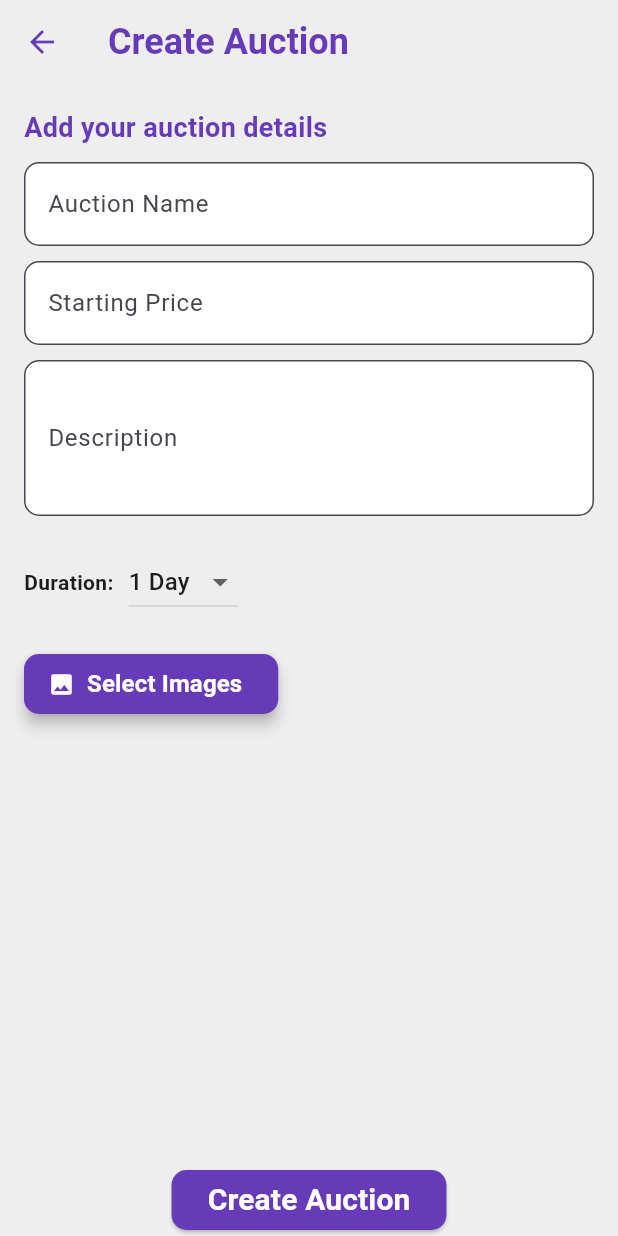
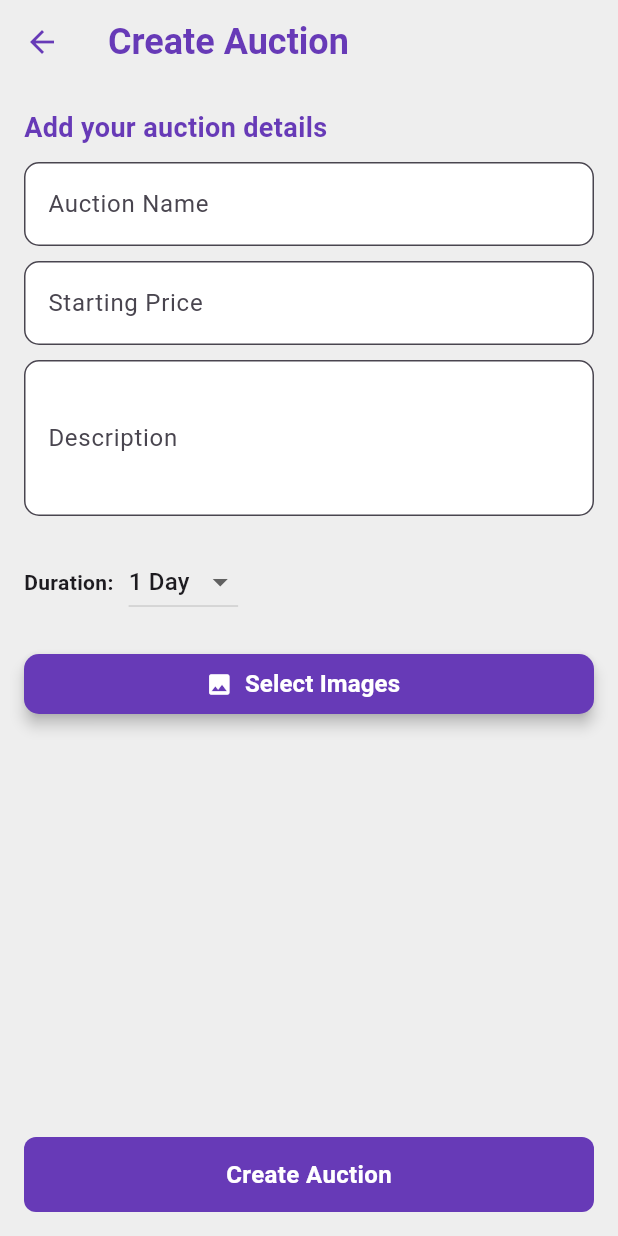
Before and after one commit to BerkaySimsek1/collectionapp, a Flutter app: the AuctionUploadScreen screen opened directly, on a phone screen of 412 x 824 dp. Run offline on Flutter 3.47's test engine with Material 3 defaults, Android fonts, the phone set to English and light mode, and no system bars; our stand-ins replace cloud_firestore, firebase_auth, firebase_core, firebase_storage, google_fonts, image_picker and 1 more; accounts and stored records are empty; generated files the repository leaves out were written again.

Commit message:
make adjustments on UI

```diff
--- /dev/null
+++ b/lib/design_elements.dart
@@ -0,0 +1,86 @@
+import 'package:flutter/material.dart';
+
+// custom appbar
+class ProjectAppbar extends StatelessWidget implements PreferredSizeWidget {
+  const ProjectAppbar({
+    super.key,
+    required this.titletext,
+  });
+  final String titletext;
+  @override
+  Widget build(BuildContext context) {
+    return AppBar(
+      backgroundColor: Colors.transparent,
+      title: Text(
+        titletext,
+        style: const TextStyle(
+          fontSize: 24,
+          fontWeight: FontWeight.bold,
+          color: Colors.deepPurple,
+        ),
+      ),
+      leading: IconButton(
+          onPressed: () {
+            Navigator.of(context).pop();
+          },
+          icon: const Icon(
+            Icons.arrow_back,
+            color: Colors.deepPurple,
+          )),
+    );
+  }
+
+  @override
+  Size get preferredSize => const Size.fromHeight(kToolbarHeight);
+}
+
+// custom add floatingactionbutton decoration
+class AddFloatingDecoration extends StatelessWidget {
+  const AddFloatingDecoration({required this.buttonText, super.key});
+  final String buttonText;
+  @override
+  Widget build(BuildContext context) {
+    return Container(
+      height: 50,
+      width: 150,
+      decoration: BoxDecoration(
+          color: Colors.deepPurple, borderRadius: BorderRadius.circular(8)),
+      child: Row(
+        mainAxisAlignment: MainAxisAlignment.spaceEvenly,
+        children: [
+          const Icon(
+            Icons.add,
+            color: Colors.white,
+          ),
+          Text(
+            buttonText,
+            style: const TextStyle(
+                color: Colors.white, fontWeight: FontWeight.bold, fontSize: 16),
+          ),
+        ],
+      ),
+    );
+  }
+}
+
+// custom final floatingactionbutton decoration
+class FinalFloatingDecoration extends StatelessWidget {
+  const FinalFloatingDecoration({required this.buttonText, super.key});
+  final String buttonText;
+  @override
+  Widget build(BuildContext context) {
+    return Container(
+      height: 50,
+      width: 380,
+      decoration: BoxDecoration(
+          color: Colors.deepPurple, borderRadius: BorderRadius.circular(8)),
+      child: Center(
+        child: Text(
+          buttonText,
+          style: const TextStyle(
+              color: Colors.white, fontWeight: FontWeight.bold, fontSize: 16),
+        ),
+      ),
+    );
+  }
+}
--- a/lib/pages/auctionPages/create_auction.dart
+++ b/lib/pages/auctionPages/create_auction.dart
@@ -1,5 +1,6 @@
 import 'dart:async';
 import 'dart:io';
+import 'package:collectionapp/design_elements.dart';
 import 'package:collectionapp/firebase_methods/firestore_methods/auction_firestoremethods.dart';
 import 'package:collectionapp/models/AuctionModel.dart';
 import 'package:firebase_auth/firebase_auth.dart';
@@ -97,32 +98,16 @@ class _AuctionUploadScreenState extends State<AuctionUploadScreen> {
   Widget build(BuildContext context) {
     return Scaffold(
       backgroundColor: Colors.grey[200],
-      appBar: AppBar(
-        backgroundColor: Colors.transparent,
-        title: const Text(
-          'Create Auction',
-          style: TextStyle(
-            fontSize: 24,
-            fontWeight: FontWeight.bold,
-            color: Colors.deepPurple,
-          ),
-        ),
-        leading: IconButton(
-            onPressed: () {
-              Navigator.of(context).pop();
-            },
-            icon: const Icon(
-              Icons.arrow_back,
-              color: Colors.deepPurple,
-            )),
+      appBar: const ProjectAppbar(
+        titletext: "Create Auction",
       ),
-      body: Padding(
+      body: Container(
         padding: const EdgeInsets.all(16),
         child: Form(
           key: _formKey,
           child: SingleChildScrollView(
             child: Column(
-              crossAxisAlignment: CrossAxisAlignment.start,
+              crossAxisAlignment: CrossAxisAlignment.stretch,
               children: [
                 const Text(
                   "Add your auction details",
@@ -242,27 +227,13 @@ class _AuctionUploadScreenState extends State<AuctionUploadScreen> {
           ),
         ),
       ),
-      bottomNavigationBar: Row(
-        mainAxisAlignment: MainAxisAlignment.center,
-        children: [
-          ElevatedButton(
-            onPressed: _uploadAuction,
-            style: ElevatedButton.styleFrom(
-              backgroundColor: Colors.deepPurple,
-              shape: RoundedRectangleBorder(
-                borderRadius: BorderRadius.circular(10),
-              ),
-            ),
-            child: const Text(
-              "Create Auction",
-              style: TextStyle(
-                  color: Colors.white,
-                  fontWeight: FontWeight.bold,
-                  fontSize: 20),
-            ),
-          ),
-        ],
+      floatingActionButton: GestureDetector(
+        onTap: _uploadAuction,
+        child: const FinalFloatingDecoration(
+          buttonText: "Create Auction",
+        ),
       ),
+      floatingActionButtonLocation: FloatingActionButtonLocation.centerFloat,
     );
   }
 }
--- a/lib/pages/userCollectionPages/add_collection_screen.dart
+++ b/lib/pages/userCollectionPages/add_collection_screen.dart
@@ -1,4 +1,5 @@
 import 'package:cloud_firestore/cloud_firestore.dart';
+import 'package:collectionapp/design_elements.dart';
 import 'package:collectionapp/models/predefined_collections.dart';
 import 'package:flutter/material.dart';
 
@@ -56,7 +57,9 @@ class _AddCollectionScreenState extends State<AddCollectionScreen> {
   @override
   Widget build(BuildContext context) {
     return Scaffold(
-      appBar: AppBar(title: const Text('Koleksiyon Ekle')),
+      appBar: const ProjectAppbar(
+        titletext: "Add New Collection",
+      ),
       body: Padding(
         padding: const EdgeInsets.all(16.0),
         child: Form(
```
Also changed, not shown: lib/pages/auctionPages/auction_detail.dart (+8 -36 lines), lib/pages/auctionPages/auction_mainpage.dart (+6 -41 lines), lib/pages/userCollectionPages/add_item_screen.dart (+3 -18 lines), lib/pages/userCollectionPages/collection_items_screen.dart (+5 -40 lines), lib/pages/userCollectionPages/user_collection_screen.dart (+8 -22 lines).
